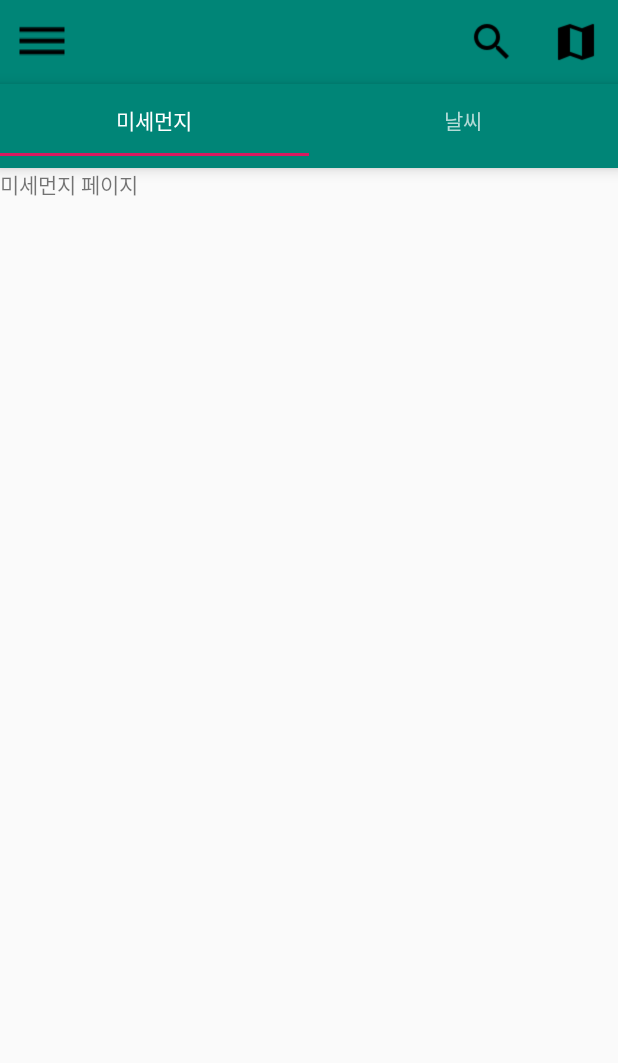
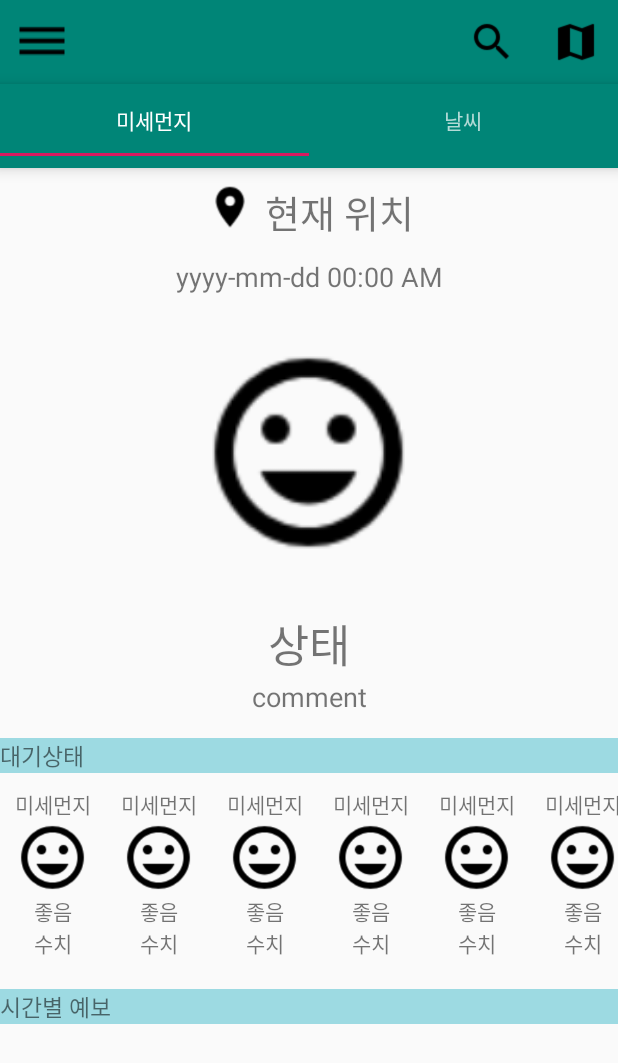
Before and after one commit to jhe1014/MISAE-Project, an Android app: the screen it shows after launch (MainActivity), on a phone screen of 412 x 824 dp. Shown: the top 1063 px of the screen. Run offline under Robolectric (Android 15) with nearby library versions, the phone set to English and light mode, and no system bars.

Commit message:
Update Fragment1

```diff
--- a/app/src/main/java/com/project/misae_project/TabFragment1.java
+++ b/app/src/main/java/com/project/misae_project/TabFragment1.java
@@ -4,15 +4,128 @@ import android.content.Context;
 import android.net.Uri;
 import android.os.Bundle;
 import android.support.v4.app.Fragment;
+import android.support.v7.widget.LinearLayoutManager;
+import android.support.v7.widget.RecyclerView;
 import android.view.LayoutInflater;
 import android.view.View;
 import android.view.ViewGroup;
+import android.widget.ImageView;
+import android.widget.ListView;
+import android.widget.TextView;
+
+import java.util.ArrayList;
 
 
 public class TabFragment1 extends Fragment {
+
+    private RecyclerView air_con_HorizontalView;
+    private HorizontalAdapter air_con_Adapter;
+    private LinearLayoutManager mLayoutManager;
+
     @Override
     public View onCreateView(LayoutInflater inflater, ViewGroup container, Bundle savedInstanceState) {
-        return inflater.inflate(R.layout.tab_fragment1, container, false);
+        ViewGroup rootview = (ViewGroup) inflater.inflate(R.layout.tab_fragment1, container, false);
+
+        View view = inflater.inflate(R.layout.air_condition_item, container, false);
+        Context context = view.getContext();
+        air_con_HorizontalView = (RecyclerView) rootview.findViewById(R.id.air_condition_listview);
+
+        mLayoutManager = new LinearLayoutManager(context);
+        mLayoutManager.setOrientation(LinearLayoutManager.HORIZONTAL); // 가로 배치
+
+        air_con_HorizontalView.setLayoutManager(mLayoutManager);
+
+        air_con_Adapter = new HorizontalAdapter();
+
+        ArrayList<AirListData> data = new ArrayList<>();
+
+        int i = 0;
+        while (i < 10) {
+            data.add(new AirListData("미세먼지", R.drawable.baseline_tag_faces_black_48, "좋음", "수치"));
+            i++;
+        }
+
+        air_con_Adapter.setData(data);
+
+        air_con_HorizontalView.setAdapter(air_con_Adapter);
+
+        return rootview;
+    }
+}
+
+class HorizontalAdapter extends RecyclerView.Adapter<HorizontalViewHolder> {
+
+    private ArrayList<AirListData> horizontalDatas;
+
+    public void setData(ArrayList<AirListData> list) {
+        horizontalDatas = list;
     }
 
+    public HorizontalViewHolder onCreateViewHolder(ViewGroup parent, int viewType) {
+        // 사용할 아이템의 뷰 생성
+        View view = LayoutInflater.from(parent.getContext()).inflate(R.layout.air_condition_item, parent, false);
+
+        HorizontalViewHolder holder = new HorizontalViewHolder(view);
+
+        return holder;
+    }
+
+    public void onBindViewHolder(HorizontalViewHolder holder, int position) {
+        AirListData data = horizontalDatas.get(position);
+
+        holder.name.setText(data.getName());
+        holder.icon.setImageResource(data.getImg());
+        holder.condition.setText(data.getCondition());
+        holder.value.setText(data.getValue());
+    }
+
+    public int getItemCount() {
+        return horizontalDatas.size();
+    }
 }
+
+class HorizontalViewHolder extends RecyclerView.ViewHolder {
+    public TextView name;
+    public ImageView icon;
+    public TextView condition;
+    public TextView value;
+
+    public HorizontalViewHolder(View itemView) {
+        super(itemView);
+
+        name = (TextView) itemView.findViewById(R.id.air_con_name);
+        icon = (ImageView) itemView.findViewById(R.id.air_con_icon);
+        condition = (TextView) itemView.findViewById(R.id.air_con);
+        value = (TextView) itemView.findViewById(R.id.air_con_value);
+    }
+}
+
+class AirListData {
+    private String name;
+    private int img;
+    private String condition;
+    private String value;
+
+    public AirListData(String name, int img, String condition, String value) {
+        this.name = name;
+        this.img = img;
+        this.condition = condition;
+        this.value = value;
+    }
+
+    public String getName() {
+        return this.name;
+    }
+
+    public int getImg() {
+        return this.img;
+    }
+
+    public String getCondition() {
+        return this.condition;
+    }
+
+    public String getValue() {
+        return this.value;
+    }
+}
--- /dev/null
+++ b/app/src/main/res/layout/air_condition_item.xml
@@ -0,0 +1,40 @@
+<?xml version="1.0" encoding="utf-8"?>
+<LinearLayout
+    xmlns:android="http://schemas.android.com/apk/res/android"
+    android:layout_width="wrap_content"
+    android:layout_height="match_parent"
+    android:layout_marginTop="10dp"
+    android:layout_marginLeft="10dp"
+    android:layout_marginRight="10dp"
+    android:layout_marginBottom="10dp"
+    android:orientation="vertical">
+
+        <TextView
+            android:id="@+id/air_con_name"
+            android:layout_width="wrap_content"
+            android:layout_height="wrap_content"
+            android:text="미세먼지"
+            android:layout_gravity="center"/>
+
+        <ImageView
+            android:id="@+id/air_con_icon"
+            android:layout_width="50dp"
+            android:layout_height="50dp"
+            android:src ="@drawable/baseline_tag_faces_black_48"
+            android:layout_gravity="center"/>
+
+        <TextView
+            android:id="@+id/air_con"
+            android:layout_width="wrap_content"
+            android:layout_height="wrap_content"
+            android:text="상태"
+            android:layout_gravity="center" />
+
+        <TextView
+            android:id="@+id/air_con_value"
+            android:layout_width="wrap_content"
+            android:layout_height="wrap_content"
+            android:text="수치"
+            android:layout_gravity="center"/>
+
+</LinearLayout>
--- a/app/src/main/res/layout/tab_fragment1.xml
+++ b/app/src/main/res/layout/tab_fragment1.xml
@@ -1,13 +1,85 @@
 <?xml version="1.0" encoding="utf-8"?>
-<FrameLayout xmlns:android="http://schemas.android.com/apk/res/android"
+<ScrollView xmlns:android="http://schemas.android.com/apk/res/android"
     xmlns:tools="http://schemas.android.com/tools"
     android:layout_width="match_parent"
     android:layout_height="match_parent"
     tools:context=".TabFragment1">
 
-    <TextView
+    <LinearLayout
         android:layout_width="match_parent"
         android:layout_height="match_parent"
-        android:text="미세먼지 페이지" />
+        android:orientation="vertical">
 
-</FrameLayout>
+        <LinearLayout
+            android:layout_width="match_parent"
+            android:layout_height="50dp"
+            android:layout_marginTop="10dp"
+            android:orientation="horizontal"
+            android:gravity="center_horizontal">
+
+        <ImageView
+            android:layout_width="wrap_content"
+            android:layout_height="32dp"
+            android:src="@drawable/baseline_location_on_black_24"
+            android:layout_marginRight="5dp"/>
+
+        <TextView
+            android:layout_width="wrap_content"
+            android:layout_height="match_parent"
+            android:textSize="25dp"
+            android:text="현재 위치" />
+
+        </LinearLayout>
+
+        <TextView
+            android:layout_width="match_parent"
+            android:layout_height="wrap_content"
+            android:text="yyyy-mm-dd 00:00 AM"
+            android:textSize="18dp"
+            android:gravity="center"/>
+
+        <ImageView
+            android:layout_width="150dp"
+            android:layout_height="150dp"
+            android:src="@drawable/baseline_tag_faces_black_48"
+            android:layout_gravity="center"
+            android:layout_marginTop="30dp"
+            android:layout_marginBottom="30dp"/>
+
+        <TextView
+            android:layout_width="match_parent"
+            android:layout_height="wrap_content"
+            android:text="상태"
+            android:textSize="30dp"
+            android:gravity="center"/>
+
+        <TextView
+            android:layout_width="match_parent"
+            android:layout_height="wrap_content"
+            android:text="comment"
+            android:textSize="18dp"
+            android:gravity="center"/>
+
+        <TextView
+            android:layout_width="match_parent"
+            android:layout_height="wrap_content"
+            android:text="대기상태"
+            android:textSize="15dp"
+            android:background="#9DDAE2"
+            android:layout_marginTop="15dp"/>
+
+        <android.support.v7.widget.RecyclerView
+            android:id="@+id/air_condition_listview"
+            android:layout_width="wrap_content"
+            android:layout_height="wrap_content" />
+
+        <TextView
+            android:layout_width="match_parent"
+            android:layout_height="wrap_content"
+            android:text="시간별 예보"
+            android:textSize="15dp"
+            android:background="#9DDAE2"
+            android:layout_marginTop="10dp" />
+    </LinearLayout>
+
+</ScrollView>
```
Also changed, not shown: app/src/main/res/drawable/baseline_location_on_black_24.png (added), app/src/main/res/drawable/baseline_tag_faces_black_48.png (added).
